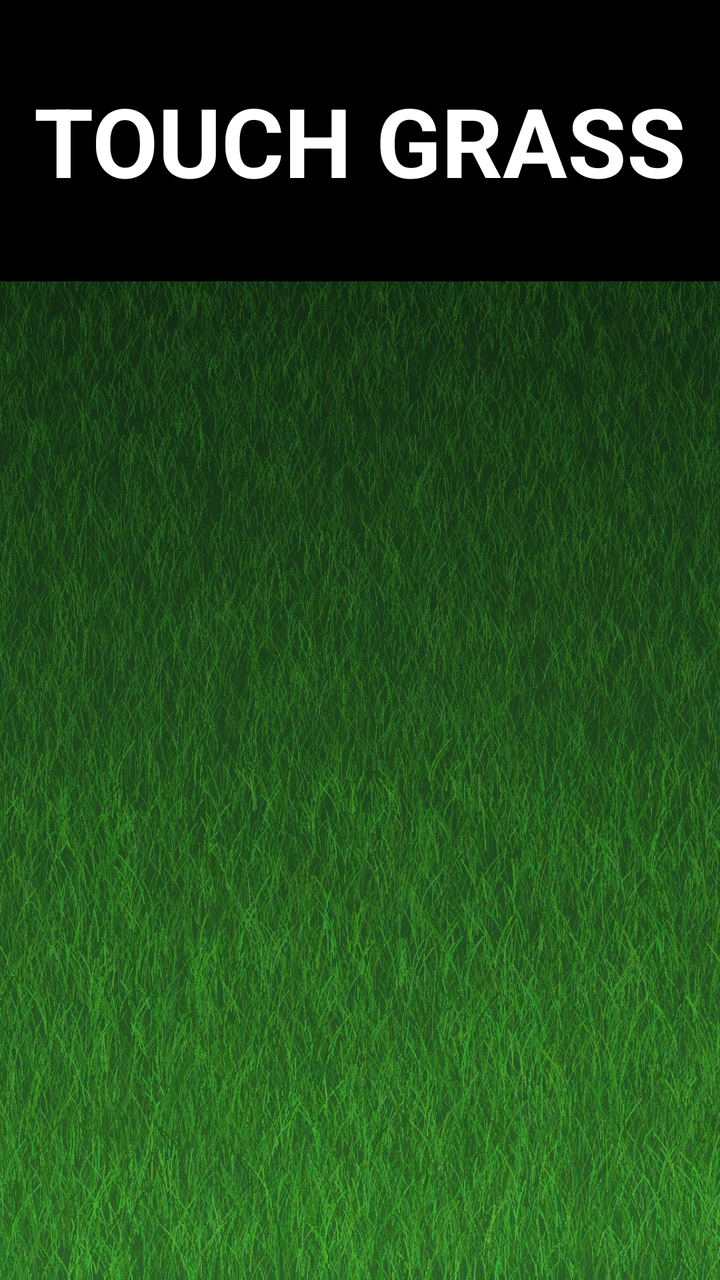
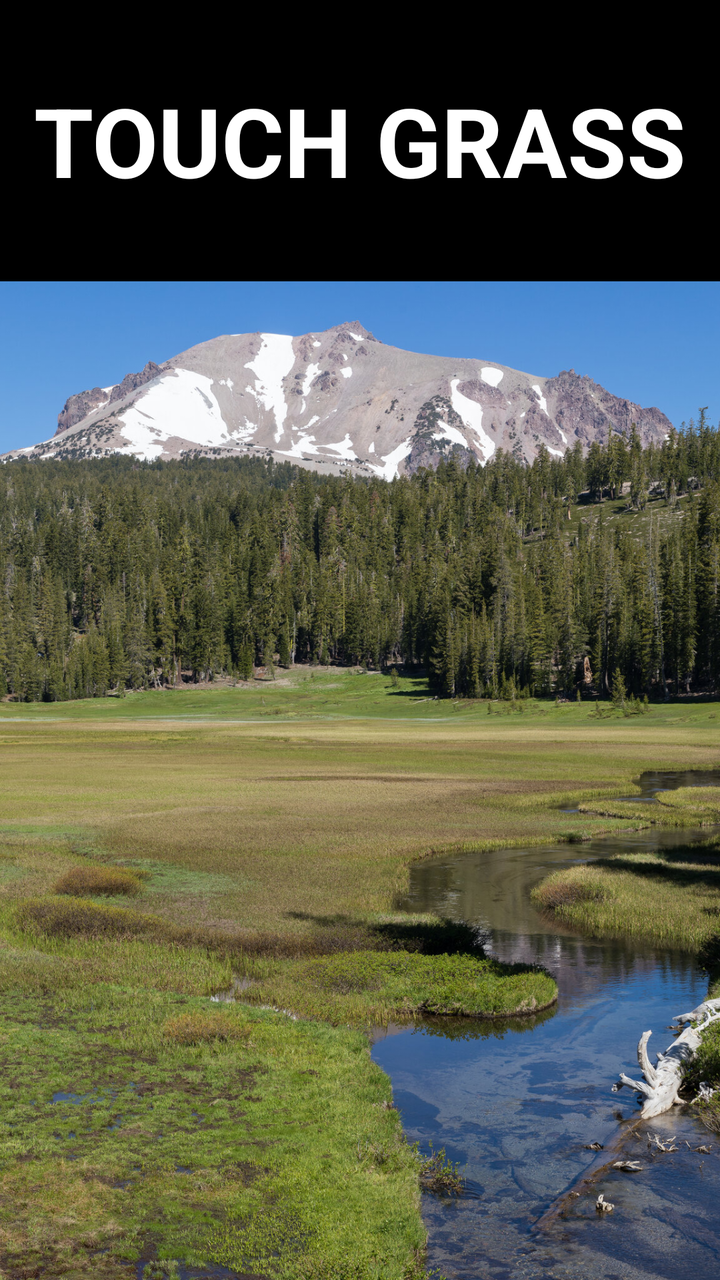

Compare the two renders of this Android layout. The source of the first and the diff that turns it into the second are given below.
<!-- AndroidManifest.xml: application theme android:Theme.Material.NoActionBar.Fullscreen -->
<!-- res/layout/main.xml -->
<?xml version="1.0" encoding="utf-8"?>
<FrameLayout xmlns:android="http://schemas.android.com/apk/res/android"
    android:id="@+id/root"
    android:layout_width="match_parent"
    android:layout_height="match_parent"
    android:background="@color/background">

    <LinearLayout
        android:id="@+id/idle"
        android:layout_width="match_parent"
        android:layout_height="match_parent"
        android:orientation="vertical">

        <TextView
            android:layout_width="match_parent"
            android:layout_height="0dp"
            android:layout_weight="22"
            android:autoSizeMaxTextSize="140sp"
            android:autoSizeMinTextSize="24sp"
            android:autoSizeTextType="uniform"
            android:gravity="center"
            android:maxLines="1"
            android:paddingHorizontal="16dp"
            android:text="@string/idle_title"
            android:textColor="@color/foreground"
            android:textStyle="bold" />

        <ImageView
            android:layout_width="match_parent"
            android:layout_height="0dp"
            android:layout_weight="78"
            android:contentDescription="@string/grass_description"
            android:scaleType="centerCrop"
            android:src="@drawable/grass" />
    </LinearLayout>

    <LinearLayout
        android:id="@+id/response"
        android:layout_width="match_parent"
        android:layout_height="match_parent"
        android:orientation="vertical"
        android:padding="24dp"
        android:visibility="gone">

        <TextView
            android:layout_width="match_parent"
            android:layout_height="0dp"
            android:layout_weight="22"
            android:autoSizeMaxTextSize="90sp"
            android:autoSizeMinTextSize="18sp"
            android:autoSizeTextType="uniform"
            android:gravity="center|bottom"
            android:text="@string/response_title"
            android:textColor="@color/foreground"
            android:textStyle="bold" />

        <TextView
            android:layout_width="match_parent"
            android:layout_height="0dp"
            android:layout_weight="22"
            android:autoSizeMaxTextSize="90sp"
            android:autoSizeMinTextSize="18sp"
            android:autoSizeTextType="uniform"
            android:gravity="center|top"
            android:text="@string/response_subtitle"
            android:textColor="@color/foreground"
            android:textStyle="bold" />

        <TextView
            android:layout_width="match_parent"
            android:layout_height="0dp"
            android:layout_weight="16"
            android:autoSizeMaxTextSize="56sp"
            android:autoSizeMinTextSize="16sp"
            android:autoSizeTextType="uniform"
            android:gravity="center|bottom"
            android:maxLines="1"
            android:text="@string/destination_label"
            android:textColor="@color/foreground"
            android:textStyle="bold" />

        <TextView
            android:layout_width="match_parent"
            android:layout_height="0dp"
            android:layout_weight="40"
            android:autoSizeMaxTextSize="72sp"
            android:autoSizeMinTextSize="16sp"
            android:autoSizeTextType="uniform"
            android:gravity="center|top"
            android:text="@string/destination_text"
            android:textColor="@color/foreground"
            android:textStyle="bold" />
    </LinearLayout>

</FrameLayout>
<!-- resources referenced by this layout -->
<resources>
  <color name="background">#FF000000</color>
  <color name="foreground">#FFFFFFFF</color>
  <!-- drawable grass: jpg bitmap (drawable, 760493 bytes) -->
  <string name="destination_label">REAL GRASS:</string>
  <string name="destination_text">Replace with final directions</string>
  <string name="grass_description">Photograph of the grass described by the directions</string>
  <string name="idle_title">TOUCH GRASS</string>
  <string name="response_subtitle">THAT IS NOT GRASS.</string>
  <string name="response_title">YOU TOUCHED GLASS.</string>
</resources>

<!-- the commit's change to res/layout/main.xml (unified diff, before → after) -->
@@ -39,17 +39,18 @@
         android:layout_width="match_parent"
         android:layout_height="match_parent"
         android:orientation="vertical"
-        android:padding="24dp"
+        android:padding="20dp"
         android:visibility="gone">
 
         <TextView
             android:layout_width="match_parent"
             android:layout_height="0dp"
-            android:layout_weight="22"
-            android:autoSizeMaxTextSize="90sp"
-            android:autoSizeMinTextSize="18sp"
+            android:layout_weight="10"
+            android:autoSizeMaxTextSize="46sp"
+            android:autoSizeMinTextSize="14sp"
             android:autoSizeTextType="uniform"
             android:gravity="center|bottom"
+            android:maxLines="1"
             android:text="@string/response_title"
             android:textColor="@color/foreground"
             android:textStyle="bold" />
@@ -57,11 +58,12 @@
         <TextView
             android:layout_width="match_parent"
             android:layout_height="0dp"
-            android:layout_weight="22"
-            android:autoSizeMaxTextSize="90sp"
-            android:autoSizeMinTextSize="18sp"
+            android:layout_weight="10"
+            android:autoSizeMaxTextSize="46sp"
+            android:autoSizeMinTextSize="14sp"
             android:autoSizeTextType="uniform"
             android:gravity="center|top"
+            android:maxLines="1"
             android:text="@string/response_subtitle"
             android:textColor="@color/foreground"
             android:textStyle="bold" />
@@ -69,12 +71,13 @@
         <TextView
             android:layout_width="match_parent"
             android:layout_height="0dp"
-            android:layout_weight="16"
-            android:autoSizeMaxTextSize="56sp"
-            android:autoSizeMinTextSize="16sp"
+            android:layout_weight="6"
+            android:autoSizeMaxTextSize="34sp"
+            android:autoSizeMinTextSize="12sp"
             android:autoSizeTextType="uniform"
             android:gravity="center|bottom"
             android:maxLines="1"
+            android:paddingTop="6dp"
             android:text="@string/destination_label"
             android:textColor="@color/foreground"
             android:textStyle="bold" />
@@ -82,14 +85,47 @@
         <TextView
             android:layout_width="match_parent"
             android:layout_height="0dp"
-            android:layout_weight="40"
-            android:autoSizeMaxTextSize="72sp"
-            android:autoSizeMinTextSize="16sp"
+            android:layout_weight="15"
+            android:autoSizeMaxTextSize="40sp"
+            android:autoSizeMinTextSize="12sp"
             android:autoSizeTextType="uniform"
             android:gravity="center|top"
             android:text="@string/destination_text"
             android:textColor="@color/foreground"
             android:textStyle="bold" />
+
+        <ImageView
+            android:layout_width="match_parent"
+            android:layout_height="0dp"
+            android:layout_weight="32"
+            android:adjustViewBounds="true"
+            android:contentDescription="@string/map_description"
+            android:paddingVertical="8dp"
+            android:scaleType="fitCenter"
+            android:src="@drawable/route_map" />
+
+        <TextView
+            android:layout_width="match_parent"
+            android:layout_height="0dp"
+            android:layout_weight="5"
+            android:autoSizeMaxTextSize="24sp"
+            android:autoSizeMinTextSize="10sp"
+            android:autoSizeTextType="uniform"
+            android:gravity="center|bottom"
+            android:maxLines="1"
+            android:text="@string/qr_caption"
+            android:textColor="@color/foreground"
+            android:textStyle="bold" />
+
+        <ImageView
+            android:layout_width="match_parent"
+            android:layout_height="0dp"
+            android:layout_weight="22"
+            android:adjustViewBounds="true"
+            android:contentDescription="@string/qr_description"
+            android:paddingVertical="6dp"
+            android:scaleType="fitCenter"
+            android:src="@drawable/qr_directions" />
     </LinearLayout>
 
 </FrameLayout>
<!-- resource entries referenced after the edit -->
@@ -2,11 +2,16 @@
 <resources>
   <color name="background">#FF000000</color>
   <color name="foreground">#FFFFFFFF</color>
-  <!-- drawable grass: jpg bitmap (drawable, 760493 bytes) -->
+  <!-- drawable grass: jpg bitmap (drawable, 718412 bytes) -->
+  <!-- drawable qr_directions: png bitmap (drawable-nodpi, 968 bytes) -->
+  <!-- drawable route_map: png bitmap (drawable-nodpi, 682636 bytes) -->
   <string name="destination_label">REAL GRASS:</string>
-  <string name="destination_text">Replace with final directions</string>
+  <string name="destination_text">KINGS CREEK MEADOW\nLASSEN VOLCANIC NATIONAL PARK\n203 MILES BY ROAD\n40.4603, -121.4655</string>
   <string name="grass_description">Photograph of the grass described by the directions</string>
   <string name="idle_title">TOUCH GRASS</string>
+  <string name="map_description">Driving route from Black Rock City to Kings Creek Meadow</string>
+  <string name="qr_caption">SCAN FOR DRIVING DIRECTIONS</string>
+  <string name="qr_description">QR code linking to driving directions</string>
   <string name="response_subtitle">THAT IS NOT GRASS.</string>
   <string name="response_title">YOU TOUCHED GLASS.</string>
 </resources>
